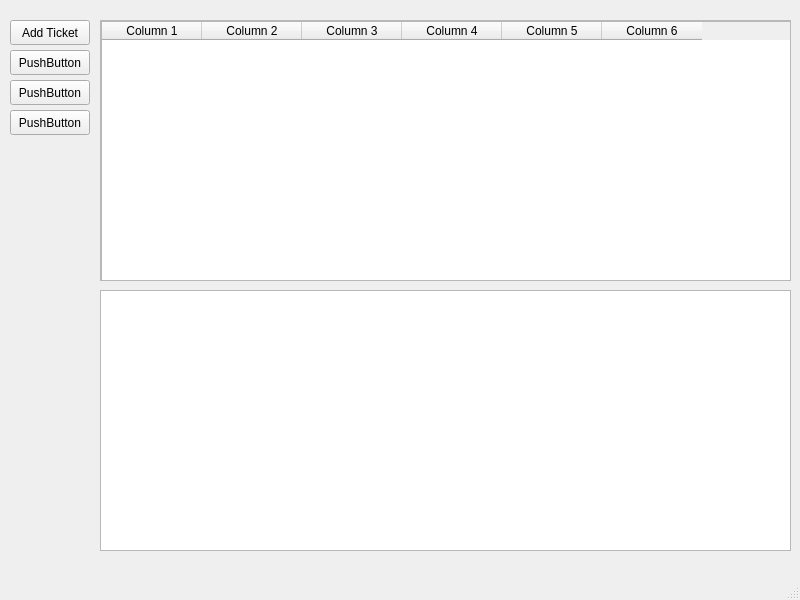
Old version of the form cpp_bug_tracker/mainwindow.ui in the repository VikingOfValhalla/cpp_bug_tracker.
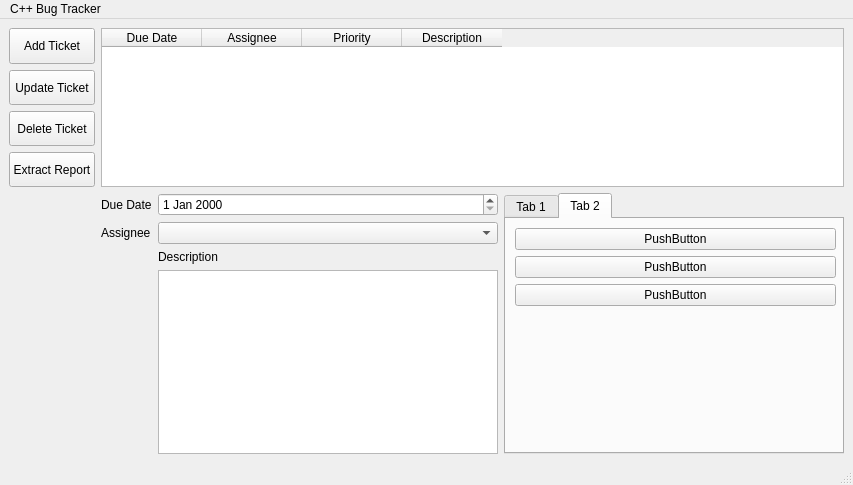
New version of the form. The open tabs and pages were chosen to show the change.

```diff
--- a/cpp_bug_tracker/mainwindow.ui
+++ b/cpp_bug_tracker/mainwindow.ui
@@ -6,203 +6,252 @@
    <rect>
     <x>0</x>
     <y>0</y>
-    <width>800</width>
-    <height>600</height>
+    <width>853</width>
+    <height>485</height>
    </rect>
   </property>
+  <property name="sizePolicy">
+   <sizepolicy hsizetype="Minimum" vsizetype="Fixed">
+    <horstretch>0</horstretch>
+    <verstretch>0</verstretch>
+   </sizepolicy>
+  </property>
   <property name="windowTitle">
    <string>MainWindow</string>
   </property>
   <widget class="QWidget" name="centralwidget">
+   <layout class="QGridLayout" name="gridLayout">
+    <item row="0" column="0">
    <widget class="QPushButton" name="pushButton">
-    <property name="geometry">
-     <rect>
-      <x>10</x>
-      <y>20</y>
-      <width>80</width>
-      <height>25</height>
-     </rect>
+      <property name="sizePolicy">
+       <sizepolicy hsizetype="Minimum" vsizetype="Preferred">
+        <horstretch>0</horstretch>
+        <verstretch>0</verstretch>
+       </sizepolicy>
     </property>
     <property name="text">
      <string>Add Ticket</string>
     </property>
    </widget>
+    </item>
+    <item row="2" column="0">
+     <widget class="QPushButton" name="delete_ticket">
+      <property name="sizePolicy">
+       <sizepolicy hsizetype="Minimum" vsizetype="Preferred">
+        <horstretch>0</horstretch>
+        <verstretch>0</verstretch>
+       </sizepolicy>
+      </property>
+      <property name="text">
+       <string>Delete Ticket</string>
+      </property>
+     </widget>
+    </item>
+    <item row="1" column="0">
    <widget class="QPushButton" name="pushButton_2">
-    <property name="geometry">
-     <rect>
-      <x>10</x>
-      <y>50</y>
-      <width>80</width>
-      <height>25</height>
-     </rect>
+      <property name="sizePolicy">
+       <sizepolicy hsizetype="Minimum" vsizetype="Preferred">
+        <horstretch>0</horstretch>
+        <verstretch>0</verstretch>
+       </sizepolicy>
     </property>
     <property name="text">
-     <string>PushButton</string>
-    </property>
-   </widget>
-   <widget class="QPushButton" name="pushButton_3">
-    <property name="geometry">
-     <rect>
-      <x>10</x>
-      <y>80</y>
-      <width>80</width>
-      <height>25</height>
-     </rect>
-    </property>
-    <property name="text">
-     <string>PushButton</string>
-    </property>
-   </widget>
+       <string>Update Ticket</string>
+      </property>
+     </widget>
+    </item>
+    <item row="3" column="0">
    <widget class="QPushButton" name="pushButton_4">
-    <property name="geometry">
-     <rect>
-      <x>10</x>
-      <y>110</y>
-      <width>80</width>
-      <height>25</height>
-     </rect>
+      <property name="sizePolicy">
+       <sizepolicy hsizetype="Minimum" vsizetype="Preferred">
+        <horstretch>0</horstretch>
+        <verstretch>0</verstretch>
+       </sizepolicy>
     </property>
     <property name="text">
-     <string>PushButton</string>
-    </property>
-   </widget>
-   <widget class="QScrollArea" name="scrollArea">
-    <property name="geometry">
-     <rect>
-      <x>100</x>
-      <y>20</y>
-      <width>691</width>
-      <height>261</height>
-     </rect>
-    </property>
-    <property name="widgetResizable">
-     <bool>true</bool>
-    </property>
-    <widget class="QWidget" name="scrollAreaWidgetContents">
-     <property name="geometry">
-      <rect>
-       <x>0</x>
-       <y>0</y>
-       <width>689</width>
-       <height>259</height>
-      </rect>
-     </property>
+       <string>Extract Report</string>
+      </property>
+     </widget>
+    </item>
+    <item row="0" column="1" rowspan="4">
+     <layout class="QVBoxLayout" name="verticalLayout">
+      <item>
      <widget class="QTableWidget" name="tableWidget">
-      <property name="geometry">
-       <rect>
-        <x>0</x>
-        <y>0</y>
-        <width>691</width>
-        <height>261</height>
-       </rect>
-      </property>
-      <property name="minimumSize">
-       <size>
-        <width>341</width>
-        <height>261</height>
-       </size>
-      </property>
-      <property name="maximumSize">
-       <size>
-        <width>700</width>
-        <height>261</height>
-       </size>
-      </property>
       <column>
        <property name="text">
-        <string>Column 1</string>
-       </property>
-       <property name="background">
-        <color>
-         <red>57</red>
-         <green>89</green>
-         <blue>195</blue>
-        </color>
-       </property>
+          <string>Due Date</string>
+         </property>
       </column>
       <column>
        <property name="text">
-        <string>Column 2</string>
-       </property>
-       <property name="background">
-        <color>
-         <red>57</red>
-         <green>89</green>
-         <blue>195</blue>
-        </color>
-       </property>
+          <string>Assignee</string>
+         </property>
       </column>
       <column>
        <property name="text">
-        <string>Column 3</string>
-       </property>
-       <property name="background">
-        <color>
-         <red>57</red>
-         <green>89</green>
-         <blue>195</blue>
-        </color>
-       </property>
+          <string>Priority</string>
+         </property>
       </column>
       <column>
        <property name="text">
-        <string>Column 4</string>
-       </property>
-       <property name="background">
-        <color>
-         <red>57</red>
-         <green>89</green>
-         <blue>195</blue>
-        </color>
-       </property>
-      </column>
-      <column>
+          <string>Description</string>
+         </property>
+        </column>
+       </widget>
+      </item>
+     </layout>
+    </item>
+    <item row="4" column="0">
+     <spacer name="verticalSpacer">
+      <property name="orientation">
+       <enum>Qt::Vertical</enum>
+      </property>
+      <property name="sizeHint" stdset="0">
+       <size>
+        <width>20</width>
+        <height>40</height>
+       </size>
+      </property>
+     </spacer>
+    </item>
+    <item row="4" column="1">
+     <layout class="QGridLayout" name="gridLayout_2">
+      <item row="3" column="1">
+       <widget class="QTextEdit" name="textEdit"/>
+      </item>
+      <item row="0" column="0">
+       <widget class="QLabel" name="label_3">
        <property name="text">
-        <string>Column 5</string>
-       </property>
-       <property name="background">
-        <color>
-         <red>57</red>
-         <green>89</green>
-         <blue>195</blue>
-        </color>
-       </property>
-      </column>
-      <column>
+         <string>Due Date</string>
+        </property>
+       </widget>
+      </item>
+      <item row="1" column="0">
+       <widget class="QLabel" name="label_2">
+        <property name="text">
+         <string>Assignee</string>
+        </property>
+       </widget>
+      </item>
+      <item row="1" column="1">
+       <widget class="QComboBox" name="comboBox"/>
+      </item>
+      <item row="0" column="1">
+       <widget class="QDateEdit" name="dateEdit"/>
+      </item>
+      <item row="2" column="1">
+       <widget class="QLabel" name="label">
        <property name="text">
-        <string>Column 6</string>
-       </property>
-       <property name="background">
-        <color>
-         <red>57</red>
-         <green>89</green>
-         <blue>195</blue>
-        </color>
-       </property>
-      </column>
-     </widget>
-    </widget>
-   </widget>
-   <widget class="QColumnView" name="columnView">
+         <string>Description</string>
+        </property>
+       </widget>
+      </item>
+      <item row="0" column="2" rowspan="4">
+       <widget class="QTabWidget" name="tabWidget">
+        <property name="currentIndex">
+         <number>0</number>
+        </property>
+        <widget class="QWidget" name="tab_3">
+         <attribute name="title">
+          <string>Tab 1</string>
+         </attribute>
+         <widget class="QWidget" name="verticalLayoutWidget_2">
+          <property name="geometry">
+           <rect>
+            <x>9</x>
+            <y>9</y>
+            <width>321</width>
+            <height>221</height>
+           </rect>
+          </property>
+          <layout class="QVBoxLayout" name="verticalLayout_4">
+           <item>
+            <widget class="QComboBox" name="comboBox_2">
+             <item>
+              <property name="text">
+               <string>Select Image</string>
+              </property>
+             </item>
+            </widget>
+           </item>
+           <item>
+            <widget class="QGraphicsView" name="graphicsView"/>
+           </item>
+          </layout>
+         </widget>
+        </widget>
+        <widget class="QWidget" name="tab_4">
+         <attribute name="title">
+          <string>Tab 2</string>
+         </attribute>
+         <widget class="QWidget" name="verticalLayoutWidget_3">
     <property name="geometry">
      <rect>
-      <x>100</x>
-      <y>290</y>
-      <width>691</width>
-      <height>261</height>
-     </rect>
-    </property>
-   </widget>
+            <x>9</x>
+            <y>9</y>
+            <width>321</width>
+            <height>221</height>
+           </rect>
+          </property>
+          <layout class="QVBoxLayout" name="verticalLayout_5">
+           <item>
+            <widget class="QPushButton" name="pushButton_5">
+             <property name="text">
+              <string>PushButton</string>
+             </property>
+            </widget>
+           </item>
+           <item>
+            <widget class="QPushButton" name="pushButton_6">
+             <property name="text">
+              <string>PushButton</string>
+             </property>
+            </widget>
+           </item>
+           <item>
+            <widget class="QPushButton" name="pushButton_7">
+             <property name="text">
+              <string>PushButton</string>
+             </property>
+            </widget>
+           </item>
+           <item>
+            <spacer name="verticalSpacer_2">
+             <property name="orientation">
+              <enum>Qt::Vertical</enum>
+             </property>
+             <property name="sizeHint" stdset="0">
+              <size>
+               <width>20</width>
+               <height>40</height>
+              </size>
+             </property>
+            </spacer>
+           </item>
+          </layout>
+         </widget>
+        </widget>
+       </widget>
+      </item>
+     </layout>
+    </item>
+   </layout>
   </widget>
   <widget class="QMenuBar" name="menubar">
    <property name="geometry">
     <rect>
      <x>0</x>
      <y>0</y>
-     <width>800</width>
+     <width>853</width>
      <height>22</height>
     </rect>
    </property>
+   <widget class="QMenu" name="menuC_Bug_Tracker">
+    <property name="title">
+     <string>C++ Bug Tracker</string>
+    </property>
+   </widget>
+   <addaction name="menuC_Bug_Tracker"/>
   </widget>
   <widget class="QStatusBar" name="statusbar"/>
  </widget>
```
Lines whose indentation alone changed are shown as unchanged.
